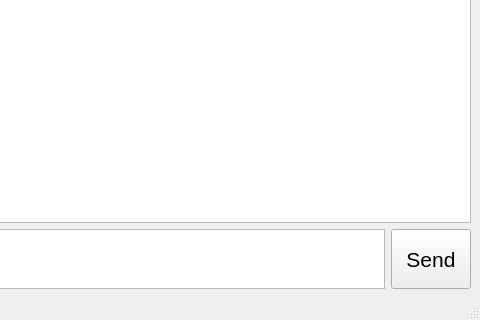
Before: the Qt Designer form client/gui/mainwindow/mainwindow.ui in tuminskiy/CrossplatformLab3, drawn with Qt 5; both pictures show x 320 to 800 and y 280 to 600 of the 800 by 600 pixel window.
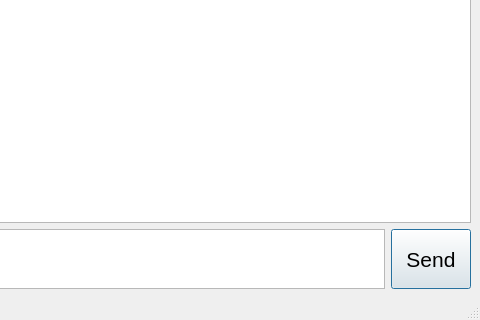
After: the same form once the commit is applied.

Commit message: Change chat view from QListView to QTextBrowser

```diff
--- a/client/gui/mainwindow/mainwindow.ui
+++ b/client/gui/mainwindow/mainwindow.ui
@@ -14,7 +14,7 @@
    <string>MainWindow</string>
   </property>
   <widget class="QWidget" name="centralwidget">
-   <layout class="QVBoxLayout" name="verticalLayout" stretch="2,0">
+   <layout class="QVBoxLayout" name="verticalLayout" stretch="1,0">
     <item>
      <widget class="QListView" name="lvChat">
       <property name="font">
@@ -57,6 +57,12 @@
         <property name="text">
          <string>Send</string>
         </property>
+        <property name="autoDefault">
+         <bool>true</bool>
+        </property>
+        <property name="default">
+         <bool>true</bool>
+        </property>
        </widget>
       </item>
      </layout>
```
Left out of the diff: 12 changed lines with no effect on the pictures. The commit also changes 2 other files.
